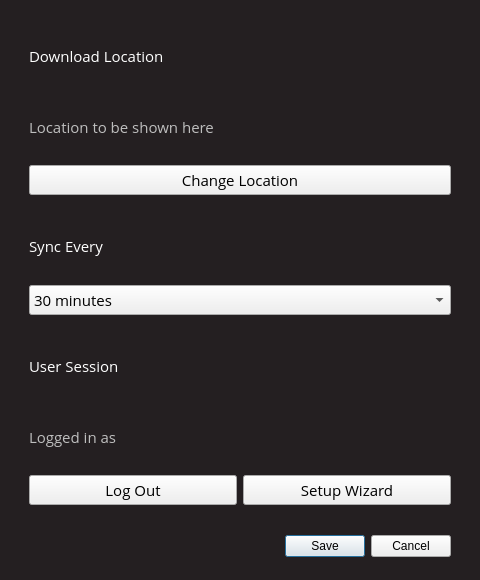
sanjacob/BlackboardSync, file blackboard_sync/qt/SettingsWindow.ui: the form before one commit.
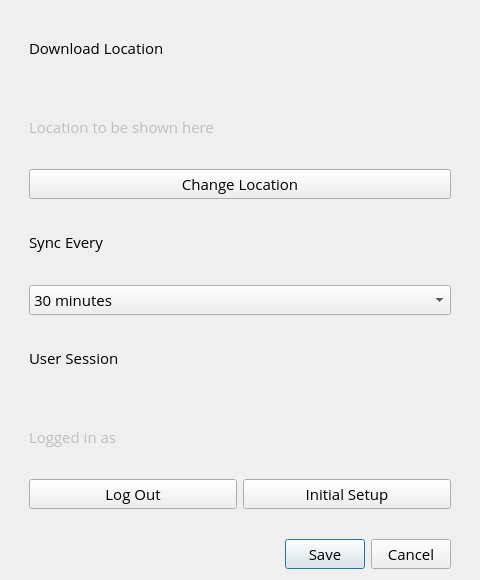
The form after the commit. Icons and pictures are not drawn.

The edit to the form file:
```diff
--- a/blackboard_sync/qt/SettingsWindow.ui
+++ b/blackboard_sync/qt/SettingsWindow.ui
@@ -29,11 +29,6 @@
    <iconset>
     <normaloff>../assets/logo.png</normaloff>../assets/logo.png</iconset>
   </property>
-  <property name="styleSheet">
-   <string notr="true">QWidget#SettingsWindow { background-color: #241f21 }
-QLabel:enabled {color:white}
-</string>
-  </property>
   <layout class="QHBoxLayout" name="horizontalLayout">
    <item>
     <spacer name="horizontalSpacer">
@@ -53,22 +48,6 @@
    </item>
    <item>
     <layout class="QVBoxLayout" name="verticalLayout_2">
-     <item>
-      <spacer name="verticalSpacer_2">
-       <property name="orientation">
-        <enum>Qt::Vertical</enum>
-       </property>
-       <property name="sizeType">
-        <enum>QSizePolicy::Fixed</enum>
-       </property>
-       <property name="sizeHint" stdset="0">
-        <size>
-         <width>0</width>
-         <height>12</height>
-        </size>
-       </property>
-      </spacer>
-     </item>
      <item>
       <widget class="QLabel" name="download_location_label">
        <property name="font">
@@ -114,22 +93,6 @@
        </property>
       </widget>
      </item>
-     <item>
-      <spacer name="verticalSpacer_3">
-       <property name="orientation">
-        <enum>Qt::Vertical</enum>
-       </property>
-       <property name="sizeType">
-        <enum>QSizePolicy::Fixed</enum>
-       </property>
-       <property name="sizeHint" stdset="0">
-        <size>
-         <width>0</width>
-         <height>12</height>
-        </size>
-       </property>
-      </spacer>
-     </item>
      <item>
       <widget class="QLabel" name="frequency_label">
        <property name="font">
@@ -171,22 +134,6 @@
        </item>
       </widget>
      </item>
-     <item>
-      <spacer name="verticalSpacer_6">
-       <property name="orientation">
-        <enum>Qt::Vertical</enum>
-       </property>
-       <property name="sizeType">
-        <enum>QSizePolicy::Fixed</enum>
-       </property>
-       <property name="sizeHint" stdset="0">
-        <size>
-         <width>0</width>
-         <height>12</height>
-        </size>
-       </property>
-      </spacer>
-     </item>
      <item>
       <widget class="QLabel" name="session_label">
        <property name="font">
@@ -240,7 +187,7 @@
           </font>
          </property>
          <property name="text">
-          <string>Setup Wizard</string>
+          <string>Initial Setup</string>
          </property>
         </widget>
        </item>
@@ -278,22 +225,6 @@
        </property>
       </widget>
      </item>
-     <item>
-      <spacer name="verticalSpacer">
-       <property name="orientation">
-        <enum>Qt::Vertical</enum>
-       </property>
-       <property name="sizeType">
-        <enum>QSizePolicy::Fixed</enum>
-       </property>
-       <property name="sizeHint" stdset="0">
-        <size>
-         <width>0</width>
-         <height>12</height>
-        </size>
-       </property>
-      </spacer>
-     </item>
     </layout>
    </item>
    <item>
```
